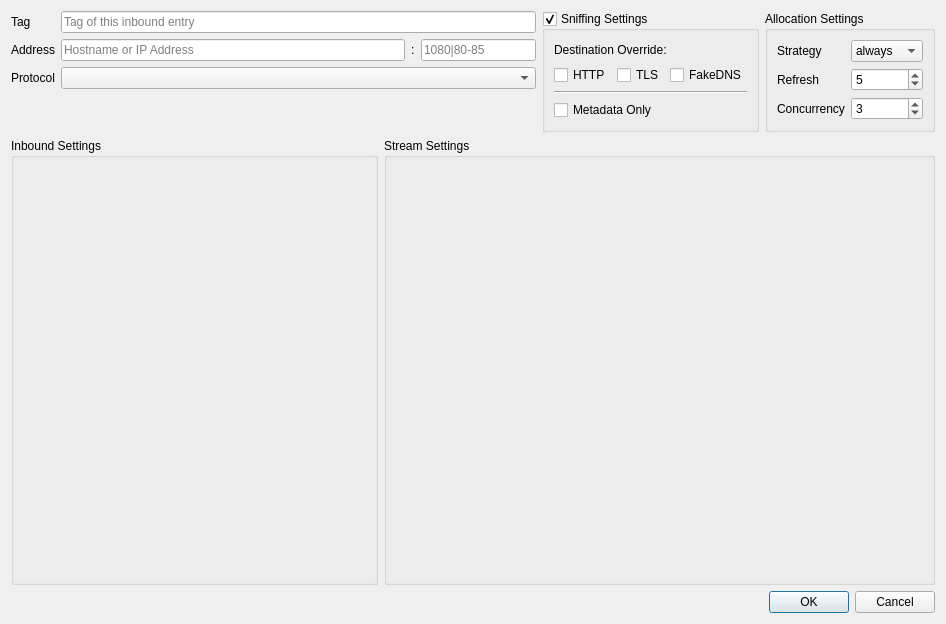
Qt form src/ui/widgets/editors/w_InboundEditor.ui (Qv2ray/Qv2ray) before a commit.
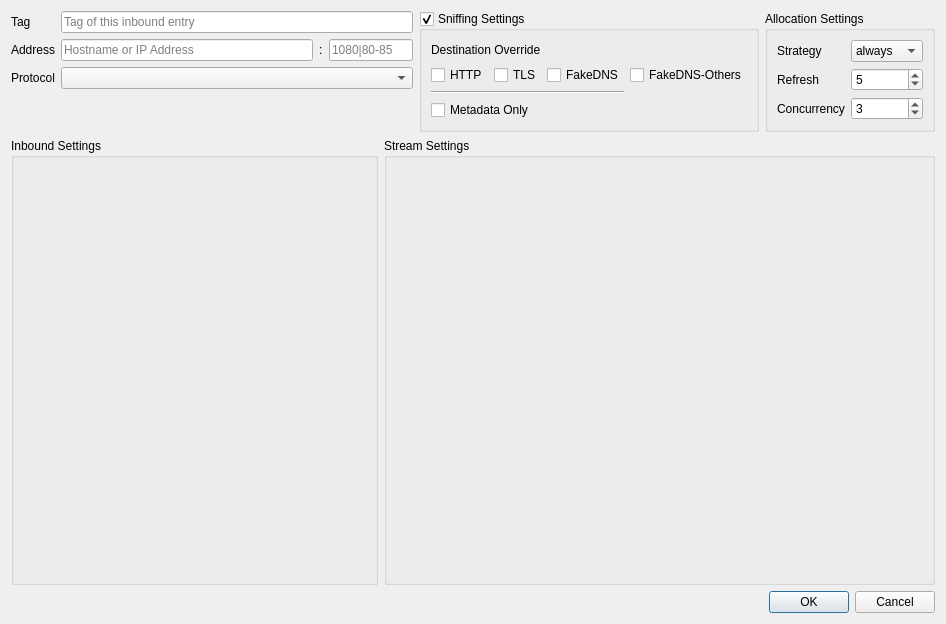
The same form after that commit.

Commit message: add: added BrowserForwarder, Observatory, ChainPortAllocation, BalancerStrategyType, InboundFakeDNSOthers

The edit to the form file:
```diff
--- a/src/ui/widgets/editors/w_InboundEditor.ui
+++ b/src/ui/widgets/editors/w_InboundEditor.ui
@@ -104,6 +104,13 @@
         <bool>true</bool>
        </property>
        <layout class="QGridLayout" name="gridLayout_5">
+        <item row="1" column="3">
+         <widget class="QCheckBox" name="sniffFakeDNSOtherCB">
+          <property name="text">
+           <string>FakeDNS-Others</string>
+          </property>
+         </widget>
+        </item>
         <item row="2" column="0" colspan="3">
          <widget class="Line" name="line">
           <property name="orientation">
@@ -118,10 +125,10 @@
           </property>
          </widget>
         </item>
-        <item row="0" column="0" colspan="3">
+        <item row="0" column="0" colspan="4">
          <widget class="QLabel" name="label_5">
           <property name="text">
-           <string>Destination Override:</string>
+           <string>Destination Override</string>
           </property>
          </widget>
         </item>
@@ -139,7 +146,7 @@
           </property>
          </widget>
         </item>
-        <item row="3" column="0" colspan="3">
+        <item row="3" column="0" colspan="4">
          <widget class="QCheckBox" name="sniffMetaDataOnlyCB">
           <property name="text">
            <string>Metadata Only</string>
```
The commit also changes 15 other files.
